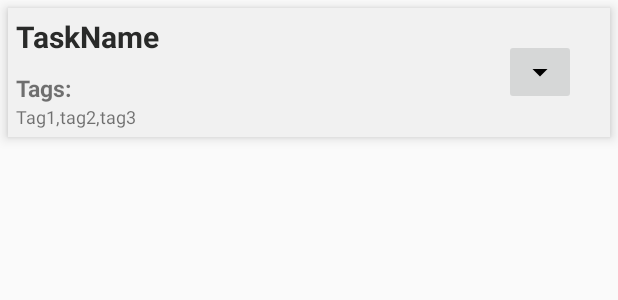
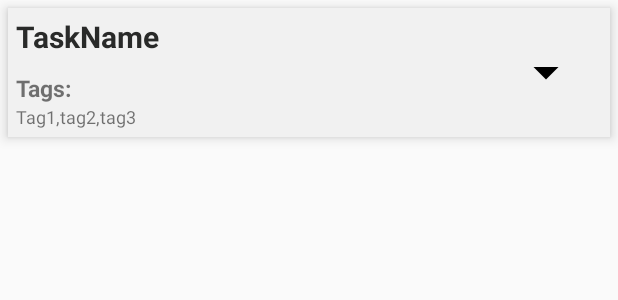
Before and after one commit to Dom07/ToDoApp, an Android app: the layout yesterdayspendingtaskitem.xml on its own in the app's theme, with its tools: preview values and no code run, on a phone screen of 412 x 824 dp. Shown: the top 300 px of the screen. Run offline under Robolectric (Android 15) with nearby library versions, the light colour scheme and no system bars.

Commit message:
Beta Stage App

```diff
--- a/app/src/main/java/com/developers/mytodoapp/MainActivity.java
+++ b/app/src/main/java/com/developers/mytodoapp/MainActivity.java
@@ -148,8 +148,9 @@ public class MainActivity extends AppCompatActivity
                 db.close();
                 taskHelper.close();
                 taskName.setSpan(new StrikethroughSpan(),0,taskName.length(),0);
+                tvCompletedTask.setText(taskName);
                 ivTaskDelete.setVisibility(View.INVISIBLE);
-                tvCompletedTask.setText(taskName);
+
             }
         });
         builder.setNegativeButton("No", null);
--- a/app/src/main/java/com/developers/mytodoapp/MainFragment.java
+++ b/app/src/main/java/com/developers/mytodoapp/MainFragment.java
@@ -21,7 +21,6 @@ import android.widget.CheckBox;
 import android.widget.EditText;
 import android.widget.TextView;
 import android.widget.Toast;
-
 import java.util.ArrayList;
 
 /**
@@ -86,7 +85,7 @@ public class MainFragment extends Fragment {
                         final String TaskName = etNewTaskName.getText().toString().trim();
                         final String Tags = etNewTag.getText().toString().trim();
                         final String Task_Id = null;
-                        final String Task_Status = "2";
+                        final String Task_Status = "0";
                         ContentValues values = new ContentValues();
                         values.put("TASK_ID", Task_Id);
                         values.put("TASK_NAME", TaskName);
--- a/app/src/main/java/com/developers/mytodoapp/NotificationReceiver.java
+++ b/app/src/main/java/com/developers/mytodoapp/NotificationReceiver.java
@@ -24,7 +24,7 @@ public class NotificationReceiver extends BroadcastReceiver {
                 .setContentTitle("Plan Your Day")
                 .setContentText("List down the tasks you want to accomplish today")
                 .setSound(Settings.System.DEFAULT_NOTIFICATION_URI)
-                .setSmallIcon(R.drawable.ic_library_books_black_24dp);
+                .setSmallIcon(R.mipmap.ic_launcher);
         notificationManager.notify(100, builder.build());
     }
 }
--- a/app/src/main/res/layout/yesterdayspendingtaskitem.xml
+++ b/app/src/main/res/layout/yesterdayspendingtaskitem.xml
@@ -40,10 +40,10 @@
         android:layout_below="@+id/tvPendingTagHeader"
         android:textSize="12sp"/>
 
-    <ImageButton
-        android:layout_width="wrap_content"
-        android:layout_height="wrap_content"
-        android:id="@+id/ibMenuButton"
+    <ImageView
+        android:layout_width="40dp"
+        android:layout_height="40dp"
+        android:id="@+id/ivMenuButton"
         android:src="@drawable/ic_arrow_drop_down_black_24dp"
         android:layout_centerVertical="true"
         android:layout_alignParentRight="true"
```
Also changed, not shown: app/src/main/java/com/developers/mytodoapp/PendingTaskAdapter.java (+16 -7 lines), 146 other files.
